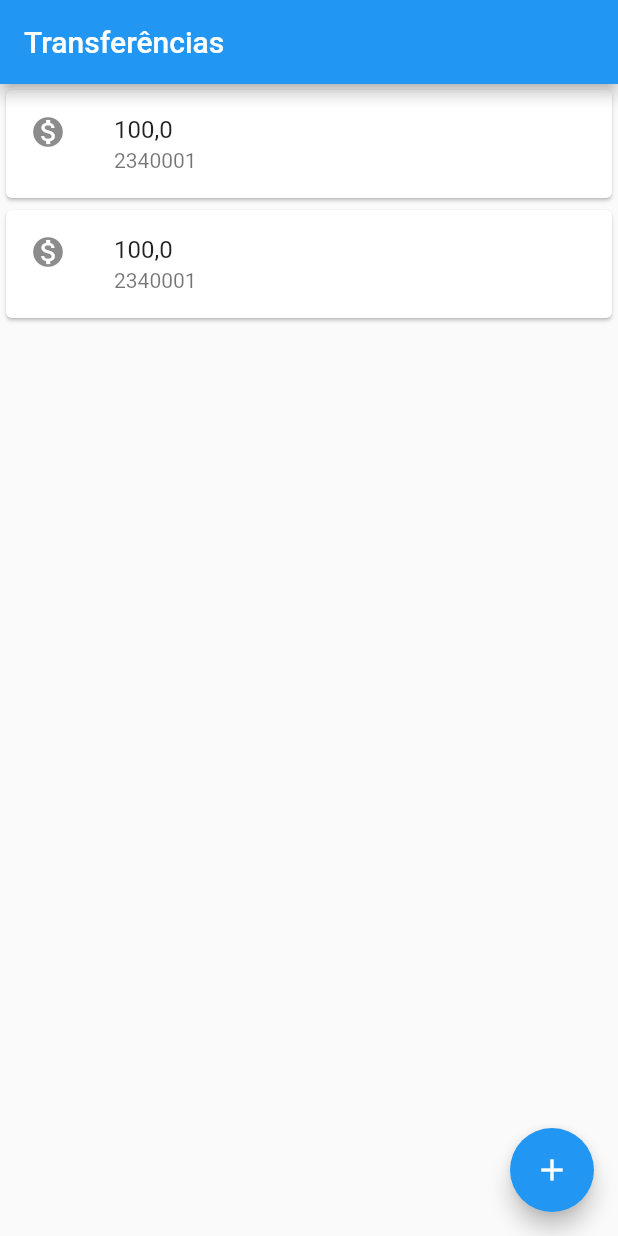
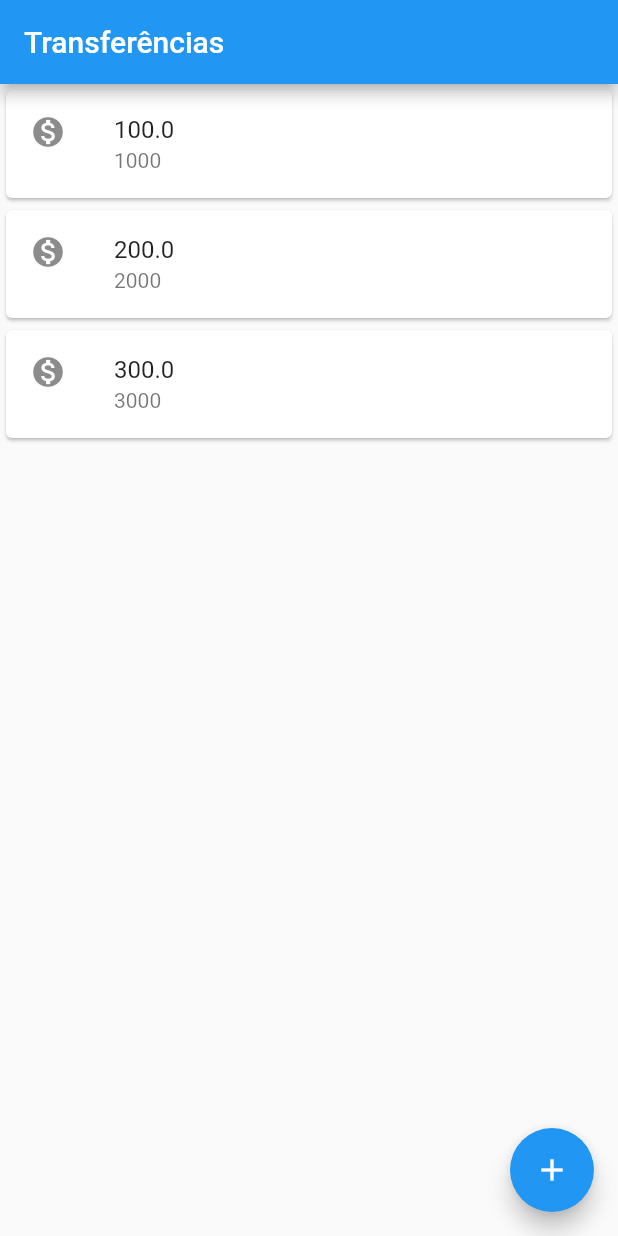
Before and after one commit to kamilaserpa/flutter-study, a Flutter app: the screen it shows after launch, on a phone screen of 412 x 824 dp. Run offline on Flutter 3.47's test engine with Material 2 defaults, Android fonts, the light colour scheme and no system bars.

Commit message:
2.6 Refgatorando o codigo

```diff
--- a/lib/main.dart
+++ b/lib/main.dart
@@ -8,27 +8,47 @@ void main() => runApp(
           appBar: AppBar(
             title: Text('Transferências'),
           ),
-          body: Column(
-            // ignore: prefer_const_literals_to_create_immutables
-            children: [
-              Card(
-                child: ListTile(
-                  leading: Icon(Icons.monetization_on),
-                  title: Text('100,0'),
-                  subtitle: Text('2340001'),
-                ),
-              ),
-              Card(
-                child: ListTile(
-                  leading: Icon(Icons.monetization_on),
-                  title: Text('100,0'),
-                  subtitle: Text('2340001'),
-                ),
-              ),
-            ],
-          ),
+          body: ListaTransferencia(),
           floatingActionButton:
               FloatingActionButton(onPressed: () {}, child: Icon(Icons.add)),
         ),
       ),
     );
+
+class ListaTransferencia extends StatelessWidget {
+  @override
+  Widget build(BuildContext context) {
+    return Column(
+      // ignore: prefer_const_literals_to_create_immutables
+      children: <Widget>[
+        ItemTransferencia(Transferencia(100.0, 1000)),
+        ItemTransferencia(Transferencia(200.0, 2000)),
+        ItemTransferencia(Transferencia(300.0, 3000)),
+      ],
+    );
+  }
+}
+
+class ItemTransferencia extends StatelessWidget {
+  final Transferencia _transferencia;
+
+  ItemTransferencia(this._transferencia);
+
+  @override
+  Widget build(BuildContext context) {
+    return Card(
+      child: ListTile(
+        leading: Icon(Icons.monetization_on),
+        title: Text(_transferencia.valor.toString()),
+        subtitle: Text(_transferencia.numeroConta.toString()),
+      ),
+    );
+  }
+}
+
+class Transferencia {
+  Transferencia(this.valor, this.numeroConta);
+
+  final double valor;
+  final int numeroConta;
+}
```
Also changed, not shown: 1 other file.
